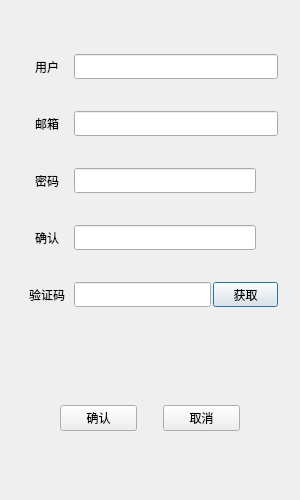
The window that Client/registerdialog.ui (Stan-Vincent/HChat-demo) describes before a commit, drawn with Qt 5.
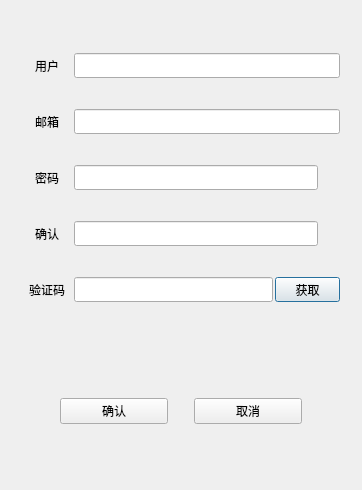
The same window after the commit. Custom widgets are drawn as their Qt base class.

```diff
--- a/Client/registerdialog.ui
+++ b/Client/registerdialog.ui
@@ -6,20 +6,20 @@
    <rect>
     <x>0</x>
     <y>0</y>
-    <width>300</width>
-    <height>500</height>
+    <width>362</width>
+    <height>490</height>
    </rect>
   </property>
   <property name="minimumSize">
    <size>
-    <width>300</width>
-    <height>500</height>
+    <width>340</width>
+    <height>490</height>
    </size>
   </property>
   <property name="maximumSize">
    <size>
     <width>362</width>
-    <height>500</height>
+    <height>490</height>
    </size>
   </property>
   <property name="windowTitle">
@@ -597,16 +597,16 @@
   </layout>
  </widget>
  <customwidgets>
+  <customwidget>
+   <class>ClickedLabel</class>
+   <extends>QLabel</extends>
+   <header>clickedlabel.h</header>
+  </customwidget>
   <customwidget>
    <class>TimerBtn</class>
    <extends>QPushButton</extends>
    <header>timerbtn.h</header>
   </customwidget>
-  <customwidget>
-   <class>ClickedLabel</class>
-   <extends>QLabel</extends>
-   <header location="global">clickedlabel.h</header>
-  </customwidget>
  </customwidgets>
  <resources/>
  <connections/>
```
